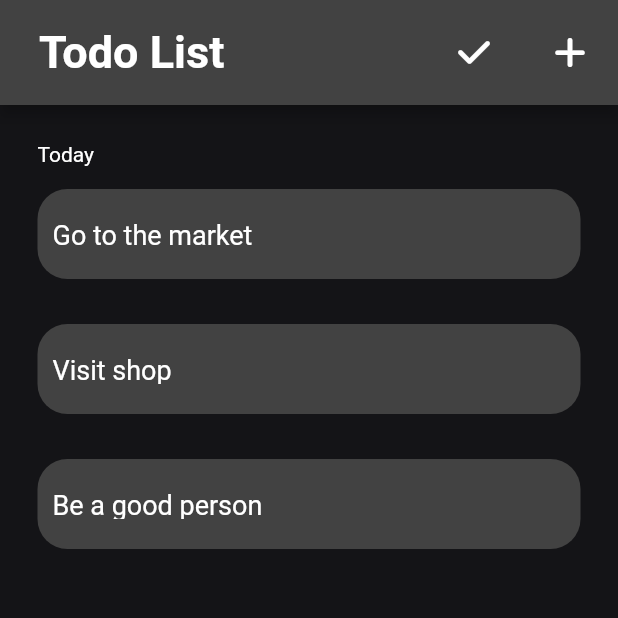
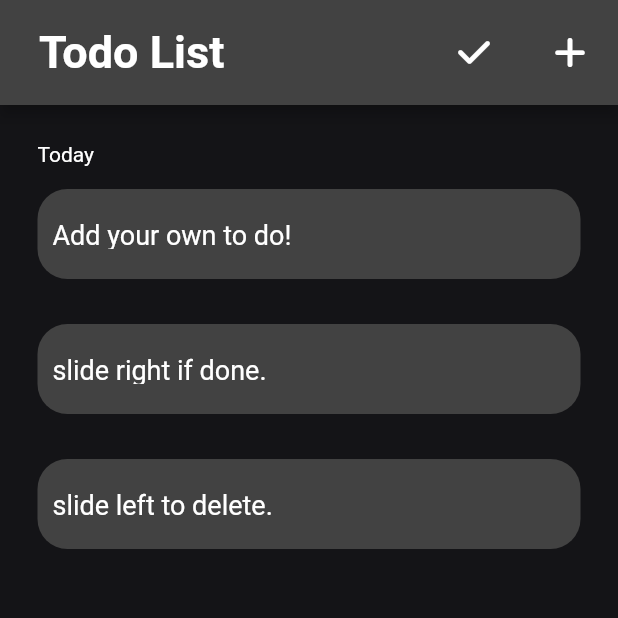
Before and after one commit to iluv27/to_do, a Flutter app: the screen it shows after launch, on a phone screen of 412 x 824 dp, the top half of it. Run offline on Flutter 3.47's test engine with Material 2 defaults, Android fonts, the phone set to English and light mode, and no system bars; our stand-ins replace font_awesome_flutter.

Commit message:
Most recent commit

```diff
--- a/lib/Screens/items_added.dart
+++ b/lib/Screens/items_added.dart
@@ -1,4 +1,4 @@
-// ignore_for_file: prefer_const_constructors, prefer_const_literals_to_create_immutables, must_be_immutable
+// ignore_for_file: prefer_const_constructors, prefer_const_literals_to_create_immutables, must_be_immutable, list_remove_unrelated_type
 
 import 'package:flutter/material.dart';
 import 'package:font_awesome_flutter/font_awesome_flutter.dart';
@@ -18,9 +18,9 @@ class _AddItemsState extends State<AddItems> {
   // CreateList createList = CreateList();
 
   List<Task> task = [
-    Task(name: 'Go to the market'),
-    Task(name: 'Visit shop'),
-    Task(name: 'Be a good person'),
+    Task(name: 'Add your own to do!'),
+    Task(name: 'slide right if done.'),
+    Task(name: 'slide left to delete.'),
   ];
 
   TextEditingController newTodoText = TextEditingController();
@@ -43,7 +43,10 @@ class _AddItemsState extends State<AddItems> {
           ),
           TextButton(
             onPressed: () {
-              Navigator.push(context, MaterialPageRoute(builder: ((context) {
+              Navigator.push(
+                context,
+                MaterialPageRoute(
+                  builder: ((context) {
                     return AddList(
                       addCallBack: (() {
                         setState(() {
@@ -56,11 +59,12 @@ class _AddItemsState extends State<AddItems> {
                         newTodoText: newTodoText,
                         changeText: (value) {
                           newTodoText.text = value.toString();
-                      print(newTodoText.text);
                         },
                       ),
                     );
-              })));
+                  }),
+                ),
+              );
             },
             style: ButtonStyle(
                 foregroundColor: MaterialStateProperty.all(Colors.white)),
@@ -77,7 +81,26 @@ class _AddItemsState extends State<AddItems> {
             Expanded(
               child: ListView.builder(
                 itemBuilder: (context, index) {
-                  return Column(
+                  return Dismissible(
+                    key: UniqueKey(),
+                    background: Container(
+                      color: Colors.green,
+                      child: Icon(Icons.check),
+                    ),
+                    secondaryBackground: Container(
+                      color: Colors.red,
+                      child: Icon(Icons.delete),
+                    ),
+                    // key: UniqueKey (task[index]),
+
+                    onDismissed: (DismissDirection direction) {
+                      if (direction == DismissDirection.endToStart) {
+                        task.remove(
+                          TodoContainers(todoText: task[index].name),
+                        );
+                      }
+                    },
+                    child: Column(
                       children: [
                         Column(
                           children: [
@@ -86,6 +109,7 @@ class _AddItemsState extends State<AddItems> {
                           ],
                         ),
                       ],
+                    ),
                   );
                 },
                 itemCount: task.length,
```
Also changed, not shown: 32 other files. Lines whose indentation alone changed are shown as unchanged.
